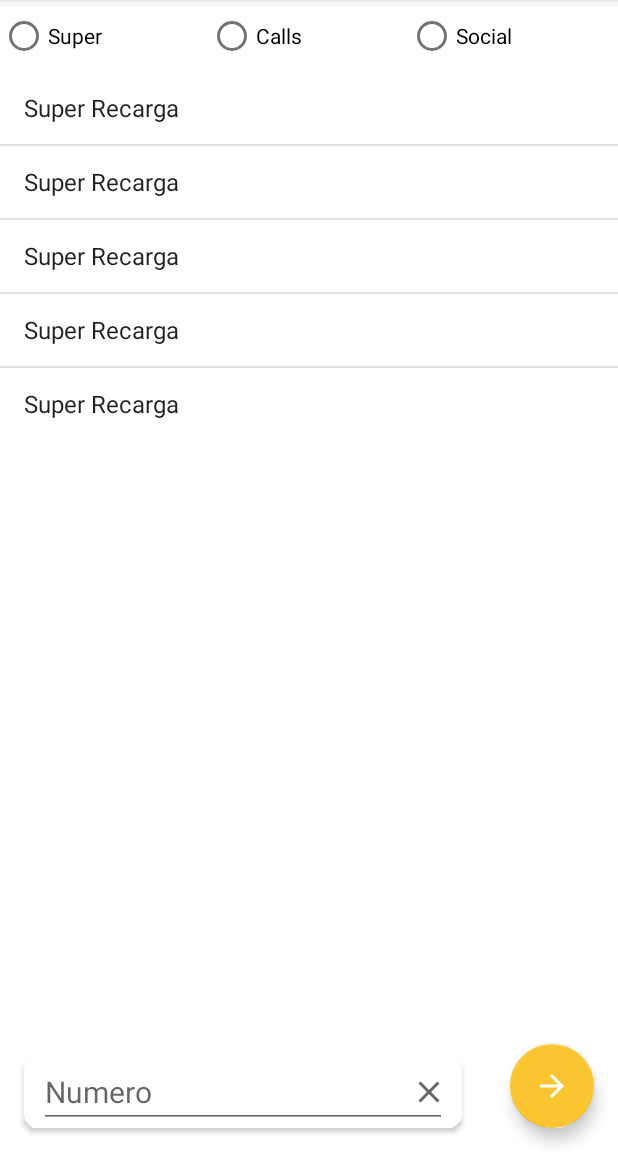
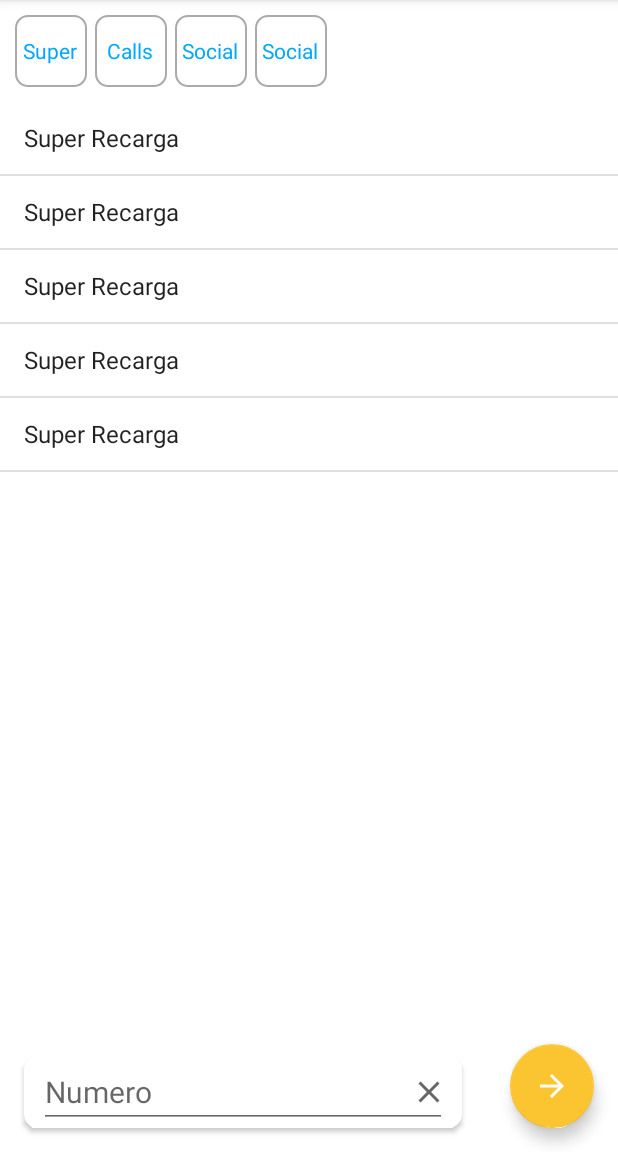
Before and after one commit to castilloroberto/testing_app, an Android app: the screen it shows after launch (MainActivity), on a phone screen of 412 x 824 dp, the part 84-1236 px from its top. Run offline under Robolectric (Android 15) with nearby library versions, the phone set to English and light mode, and no system bars.

Commit message:
segundo commit

```diff
--- a/app/src/main/java/com/example/testingapp/MainActivity.kt
+++ b/app/src/main/java/com/example/testingapp/MainActivity.kt
@@ -87,4 +87,7 @@ class MainActivity : AppCompatActivity() {
         val i = Intent(this,scrollView::class.java)
         startActivity(i)
     }
+    fun clearEdit(view: View){
+        et_num.setText("")
+    }
 }
--- /dev/null
+++ b/app/src/main/res/drawable/radio_bg_active.xml
@@ -0,0 +1,7 @@
+<?xml version="1.0" encoding="utf-8"?>
+<shape android:shape="rectangle"  xmlns:android="http://schemas.android.com/apk/res/android">
+
+    <corners android:radius="16dp" />
+    <solid android:color="@color/purple_500"/>
+
+</shape>
--- /dev/null
+++ b/app/src/main/res/drawable/radio_bg_inactive.xml
@@ -0,0 +1,9 @@
+<?xml version="1.0" encoding="utf-8"?>
+<shape android:shape="rectangle" xmlns:android="http://schemas.android.com/apk/res/android">
+
+    <corners android:radius="8dp"/>
+    <solid android:color="@android:color/white"/>
+    <stroke android:color="@android:color/darker_gray" android:width="1dp"/>
+
+
+</shape>
--- /dev/null
+++ b/app/src/main/res/drawable/radio_selector.xml
@@ -0,0 +1,7 @@
+<?xml version="1.0" encoding="utf-8"?>
+<selector xmlns:android="http://schemas.android.com/apk/res/android">
+
+    <item android:state_checked="true" android:drawable="@drawable/radio_bg_active"  />
+    <item android:state_checked="false" android:drawable="@drawable/radio_bg_inactive"/>
+
+</selector>
--- /dev/null
+++ b/app/src/main/res/drawable/radio_text_selector.xml
@@ -0,0 +1,9 @@
+<?xml version="1.0" encoding="utf-8"?>
+<selector xmlns:android="http://schemas.android.com/apk/res/android">
+
+    <item android:state_checked="true"
+        android:color="@android:color/white"  />
+    <item android:state_checked="false"
+        android:color="@color/purple_500"/>
+
+</selector>
--- a/app/src/main/res/layout/activity_main.xml
+++ b/app/src/main/res/layout/activity_main.xml
@@ -7,48 +7,79 @@
     tools:context=".MainActivity">
 
 
+    <HorizontalScrollView
+        android:id="@+id/horizontal_scroll_main1"
+        android:layout_width="match_parent"
+        android:layout_height="wrap_content"
+        android:scrollbars="none">
+
         <RadioGroup
             android:id="@+id/radio_group1"
             android:layout_width="match_parent"
             android:layout_height="wrap_content"
-        android:orientation="horizontal">
+            android:orientation="horizontal"
+            android:padding="10dp">
 
 
             <RadioButton
                 android:id="@+id/radio_super"
                 android:layout_width="wrap_content"
                 android:layout_height="wrap_content"
-            android:layout_weight="1"
+                android:background="@drawable/radio_selector"
+                android:button="@android:color/transparent"
+                android:gravity="center"
                 android:onClick="onRadioClicked"
-            android:text="Super" />
+                android:text="Super"
+                android:textColor="@drawable/radio_text_selector" />
 
             <RadioButton
                 android:id="@+id/radio_calls"
                 android:layout_width="wrap_content"
                 android:layout_height="wrap_content"
-            android:layout_weight="1"
+                android:layout_marginLeft="5dp"
+                android:background="@drawable/radio_selector"
+                android:button="@android:color/transparent"
+                android:gravity="center"
                 android:onClick="onRadioClicked"
-            android:text="Calls" />
+                android:text="Calls"
+                android:textColor="@drawable/radio_text_selector" />
 
             <RadioButton
-
                 android:id="@+id/radio_social"
                 android:layout_width="wrap_content"
                 android:layout_height="wrap_content"
-            android:layout_weight="1"
+                android:layout_marginLeft="5dp"
+                android:background="@drawable/radio_selector"
+                android:button="@android:color/transparent"
+                android:gravity="center"
                 android:onClick="onRadioClicked"
-            android:text="Social" />
+                android:text="Social"
+                android:textColor="@drawable/radio_text_selector" />
+
+            <RadioButton
+                android:layout_width="wrap_content"
+                android:layout_height="wrap_content"
+                android:layout_marginLeft="5dp"
+                android:background="@drawable/radio_selector"
+                android:button="@android:color/transparent"
+                android:gravity="center"
+                android:text="Social"
+                android:textColor="@drawable/radio_text_selector" />
 
 
         </RadioGroup>
+
+    </HorizontalScrollView>
 
     <ListView
         android:id="@+id/list_view1"
         android:layout_width="match_parent"
         android:layout_height="wrap_content"
-        android:layout_below="@+id/radio_group1" />
+        android:layout_above="@+id/card_view_main"
+        android:layout_below="@+id/horizontal_scroll_main1" />
 
     <androidx.cardview.widget.CardView
+        android:id="@+id/card_view_main"
         android:layout_width="fill_parent"
         android:layout_height="wrap_content"
         android:layout_alignParentBottom="true"
@@ -58,25 +89,27 @@
         app:cardCornerRadius="9dp">
 
         <RelativeLayout
+            android:layout_width="wrap_content"
+            android:layout_height="wrap_content"
             android:paddingStart="10dp"
-            android:paddingEnd="10dp"
-            android:layout_width="wrap_content"
-            android:layout_height="wrap_content">
+            android:paddingEnd="10dp">
 
             <EditText
-                android:inputType="number"
                 android:id="@+id/et_num"
                 android:layout_width="match_parent"
                 android:layout_height="wrap_content"
                 android:hint="Numero"
+                android:inputType="number"
                 android:textSize="20dp" />
 
             <ImageButton
+                android:id="@+id/btn_clear1"
                 android:layout_width="wrap_content"
                 android:layout_height="wrap_content"
                 android:layout_alignParentRight="true"
                 android:layout_centerVertical="true"
                 android:background="@android:color/transparent"
+                android:onClick="clearEdit"
                 android:src="@drawable/ic_close" />
         </RelativeLayout>
 
```
Also changed, not shown: app/src/main/java/com/example/testingapp/Counstants.kt (added, +8 -0 lines), app/src/main/res/layout/activity_scroll_view.xml (+32 -0 lines). Lines whose indentation alone changed are shown as unchanged.
